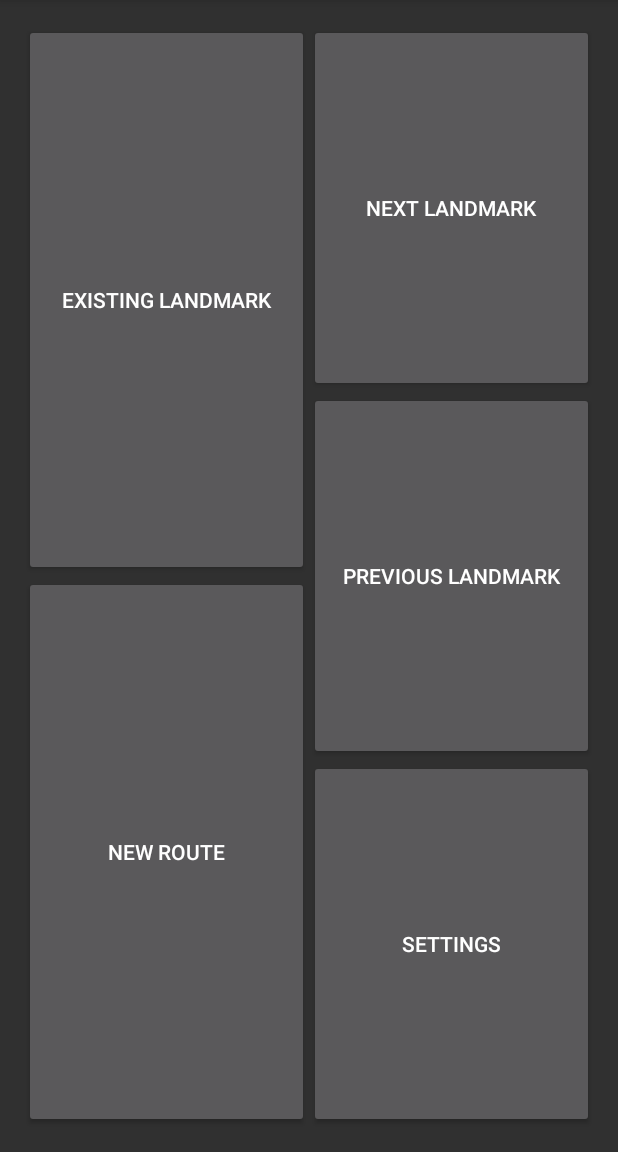
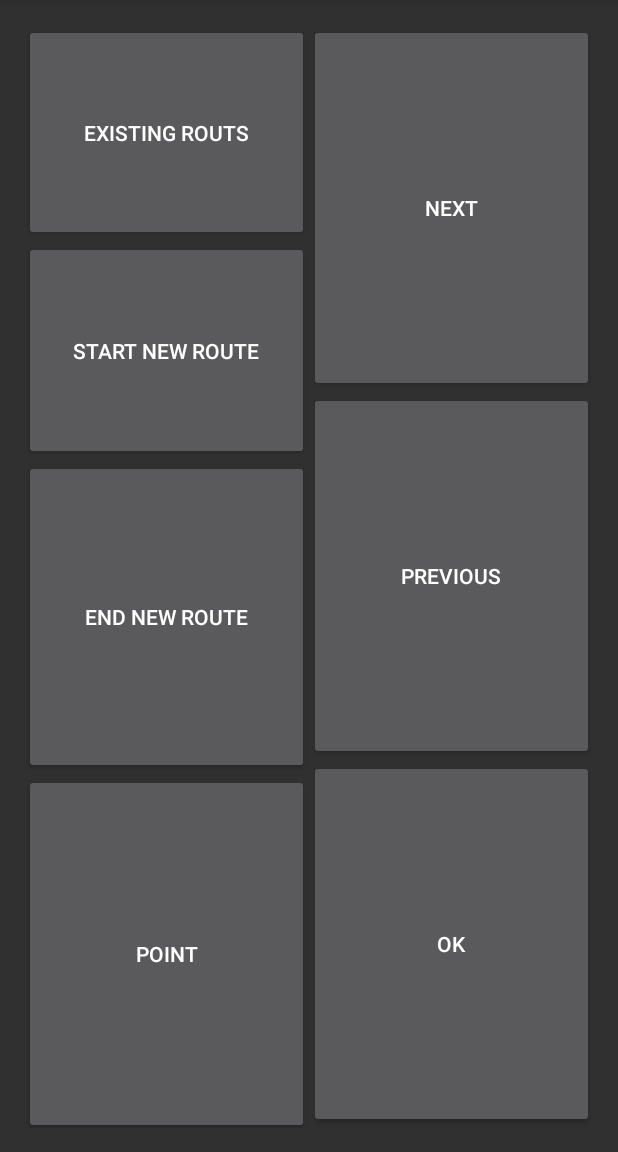
Before and after one commit to ZhecanJamesWang/EyeHelper_MobPro, an Android app: the screen it shows after launch (MainActivity), on a phone screen of 412 x 824 dp, the part 84-1236 px from its top. Run offline under Robolectric (Android 15) with nearby library versions, the phone set to English and light mode, and no system bars.

Commit message:
change GUI buttons

```diff
--- a/Eyehelper/app/src/main/java/com/example/jong/eyehelper/UIFragment.java
+++ b/Eyehelper/app/src/main/java/com/example/jong/eyehelper/UIFragment.java
@@ -43,47 +43,63 @@ public class UIFragment extends Fragment {
                              Bundle savedInstanceState) {
         sensorHandler = new SensorHandler(getActivity());
         View uiLayout = inflater.inflate(R.layout.fragment_ui, container, false);
-        Button goToExisting = (Button) uiLayout.findViewById(R.id.existing_landmark);
-        Button newLandmark = (Button) uiLayout.findViewById(R.id.new_landmark);
-        Button nextLandmark = (Button) uiLayout.findViewById(R.id.next_landmark);
-        Button prevLandmark= (Button) uiLayout.findViewById(R.id.prev_landmark);
-        Button settings = (Button) uiLayout.findViewById(R.id.settings);
 
-        goToExisting.setOnClickListener(new View.OnClickListener() {
+        Button existingRoutes = (Button) uiLayout.findViewById(R.id.existingRoutes);
+        Button startNewRoute = (Button) uiLayout.findViewById(R.id.startNewRoute);
+        Button endNewRoute = (Button) uiLayout.findViewById(R.id.endNewRoute);
+        Button next = (Button) uiLayout.findViewById(R.id.Next);
+        Button previous= (Button) uiLayout.findViewById(R.id.Previous);
+        Button Ok = (Button) uiLayout.findViewById(R.id.ok);
+        Button point = (Button) uiLayout.findViewById(R.id.point);
+
+
+        existingRoutes.setOnClickListener(new View.OnClickListener() {
             @Override
             public void onClick(View v) {
-                Log.d("goexisting", "clicked");
+                Log.d("existing routes", "clicked");
             }
         });
 
-        newLandmark.setOnClickListener(new View.OnClickListener() {
+        startNewRoute.setOnClickListener(new View.OnClickListener() {
             @Override
             public void onClick(View v) {
-                Log.d("newlandmark","clicked");
+                Log.d("start new route", "clicked");
             }
         });
 
-        nextLandmark.setOnClickListener(new View.OnClickListener() {
+        next.setOnClickListener(new View.OnClickListener() {
             @Override
             public void onClick(View v) {
-                Log.d("nextlandmark","clicked");
+                Log.d("next", "clicked");
             }
         });
 
-        prevLandmark.setOnClickListener(new View.OnClickListener() {
+        previous.setOnClickListener(new View.OnClickListener() {
             @Override
             public void onClick(View v) {
-                Log.d("prevlandmark","clicked");
+                Log.d("previous", "clicked");
             }
         });
 
-        settings.setOnClickListener(new View.OnClickListener() {
+        Ok.setOnClickListener(new View.OnClickListener() {
             @Override
             public void onClick(View v) {
-                Log.d("settings","clicked");
+                Log.d("Ok", "clicked");
             }
         });
 
+        endNewRoute.setOnClickListener(new View.OnClickListener() {
+            @Override
+            public void onClick(View v) {
+                Log.d("end new route", "clicked");
+            }
+        });
+        point.setOnClickListener(new View.OnClickListener() {
+            @Override
+            public void onClick(View v) {
+                Log.d("point", "clicked");
+            }
+        });
 
         return uiLayout;
     }
--- a/Eyehelper/app/src/main/res/layout/fragment_ui.xml
+++ b/Eyehelper/app/src/main/res/layout/fragment_ui.xml
@@ -8,30 +8,41 @@
     android:paddingTop="@dimen/activity_vertical_margin"
     android:gravity="center"
     android:id="@+id/fragment_ui"
-    >
+    android:baselineAligned="false">
 
     <LinearLayout
         android:layout_width="match_parent"
         android:layout_height="match_parent"
         android:layout_weight="1"
         android:orientation="vertical"
-        >
+        android:weightSum="1">
         <Button
             android:layout_width="match_parent"
-            android:layout_height="match_parent"
-            android:layout_weight="1"
-            android:text="@string/existing_landmark"
-            android:id="@+id/existing_landmark"
-            android:contentDescription="@string/existing_landmark"
-            />
+            android:layout_height="97dp"
+            android:text="@string/existingRoutes"
+            android:id="@+id/existingRoutes"
+            android:layout_weight="0.11" />
         <Button
             android:layout_width="match_parent"
-            android:layout_height="match_parent"
-            android:layout_weight="1"
-            android:text="@string/new_landmark"
-            android:id="@+id/new_landmark"
-            android:contentDescription="@string/new_landmark"
-            />
+            android:layout_height="107dp"
+            android:text="@string/startNewRoute"
+            android:id="@+id/startNewRoute"
+            android:layout_weight="0.09" />
+
+        <Button
+            android:layout_width="match_parent"
+            android:layout_height="wrap_content"
+            android:text="@string/endNewRoute"
+            android:id="@+id/endNewRoute"
+            android:layout_gravity="center_horizontal"
+            android:layout_weight="0.37" />
+
+        <Button
+            android:layout_width="match_parent"
+            android:layout_height="wrap_content"
+            android:text="@string/point"
+            android:id="@+id/point"
+            android:layout_weight="0.44" />
     </LinearLayout>
 
     <LinearLayout
@@ -44,26 +55,23 @@
             android:layout_width="match_parent"
             android:layout_height="match_parent"
             android:layout_weight="1"
-            android:text="@string/next_landmark"
-            android:id="@+id/next_landmark"
-            android:contentDescription="@string/next_landmark"
+            android:text="@string/next"
+            android:id="@+id/Next"
             />
         <Button
             android:layout_width="match_parent"
             android:layout_height="match_parent"
             android:layout_weight="1"
-            android:text="@string/prev_landmark"
-            android:id="@+id/prev_landmark"
-            android:contentDescription="@string/prev_landmark"
+            android:text="@string/previous"
+            android:id="@+id/Previous"
             />
 
         <Button
             android:layout_width="match_parent"
             android:layout_height="match_parent"
             android:layout_weight="1"
-            android:text="@string/settings"
-            android:id="@+id/settings"
-            android:contentDescription="@string/settings"
+            android:text="@string/ok"
+            android:id="@+id/ok"
             />
     </LinearLayout>
 </LinearLayout>
--- a/Eyehelper/app/src/main/res/values/strings.xml
+++ b/Eyehelper/app/src/main/res/values/strings.xml
@@ -1,10 +1,12 @@
 <resources>
     <string name="app_name">Eyehelper</string>
-    <string name="next_landmark">Next Landmark</string>
-    <string name="prev_landmark">Previous Landmark</string>
-    <string name="existing_landmark">Existing Landmark</string>
-    <string name="new_landmark">New Route</string>
-    <string name="settings">Settings</string>
+    <string name="next">Next</string>
+    <string name="previous">Previous</string>
+    <string name="existingRoutes">Existing Routs</string>
+    <string name="startNewRoute">Start New Route</string>
+    <string name="ok">OK</string>
+    <string name = "endNewRoute">End New Route </string>>
+    <string name = "point">Point </string>>
 
 <!-- TODO: Remove or change this placeholder text -->
     <string name="hello_blank_fragment">Hello blank fragment</string>
```
